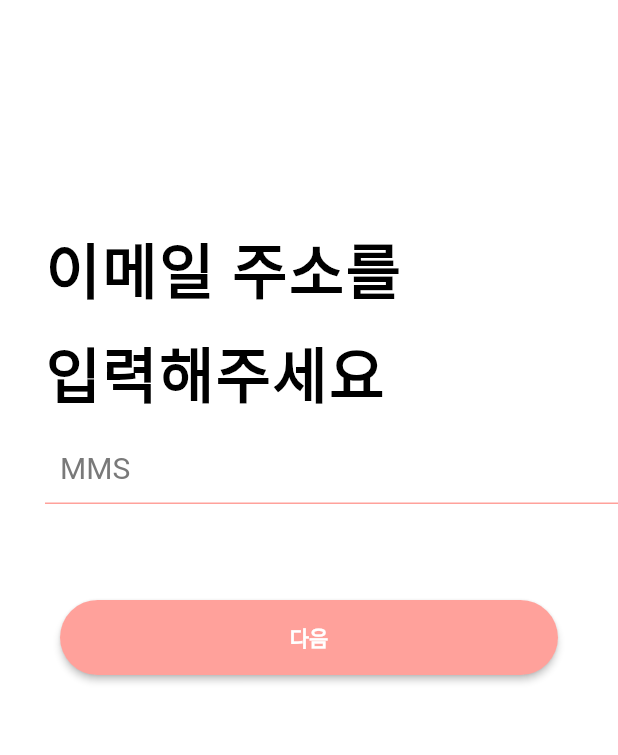
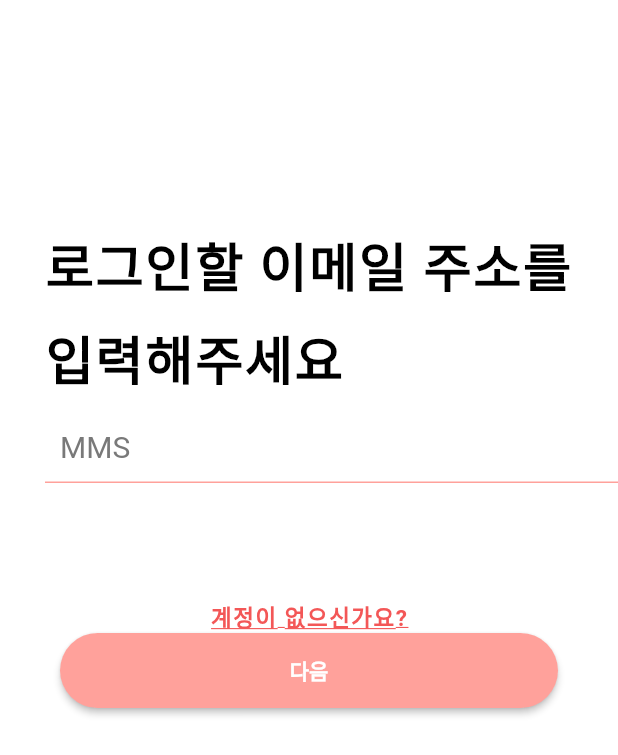
Before and after one commit to yachae1101/project_peach, a Flutter app: the LoginOrRegister screen opened directly, on a phone screen of 412 x 824 dp. Shown: the top 755 px of the screen. Run offline on Flutter 3.47's test engine with Material 2 defaults, Android fonts, the phone set to English and light mode, and no system bars; our stand-ins replace firebase_auth, firebase_core, step_progress_indicator; accounts and stored records are empty.

Commit message:
login_or_register_screen

```diff
--- a/lib/screens/start/login_or_register_screen.dart
+++ b/lib/screens/start/login_or_register_screen.dart
@@ -1,18 +1,51 @@
 import 'package:flutter/material.dart';
-import 'package:project_peach/screens/start/start_screen.dart';
+import 'package:project_peach/screens/start/login/login_page_0.dart';
+import 'package:project_peach/screens/start/register/register_page_1.dart';
+import 'package:project_peach/utils/check_validate.dart';
 import 'package:project_peach/widgets/palette.dart';
 import 'package:project_peach/widgets/custom_login_button.dart';
-import 'package:project_peach/widgets/custom_progress_indicator.dart';
 
 class LoginOrRegister extends StatefulWidget {
-  const LoginOrRegister({Key?key}) : super(key: key);
+  const LoginOrRegister({Key? key}) : super(key: key);
 
   @override
   _LoginOrRegisterState createState() => _LoginOrRegisterState();
 }
 
-class _LoginOrRegisterState extends State<LoginOrRegister>{
+class _LoginOrRegisterState extends State<LoginOrRegister> {
+  final _formKey = GlobalKey<FormState>();
+  bool isSignUpScreen = true;
+  String signUpText = '계정이 없으신가요?';
+  String infoText = '로그인하실 이메일 주소를';
+  String userEmail = '';
 
+  void _tryValidation() {
+    final isValid = _formKey.currentState!.validate();
+    if (isValid) {
+      _formKey.currentState!.save();
+      if(isSignUpScreen){
+        Navigator.push(
+          context,
+          MaterialPageRoute(
+              builder: (context) => EnterPassword(email: userEmail)),
+        );
+      }
+      if(!isSignUpScreen){
+          Navigator.push(
+            context,
+            MaterialPageRoute(
+                builder: (context) =>
+                    MakePassword(email: userEmail)),
+          );
+        }
+      }
+    }
+
+  @override
+  void initState(){
+    super.initState();
+    isSignUpScreen = true;
+  }
   @override
   Widget build(BuildContext context) {
     return Scaffold(
@@ -24,16 +57,16 @@ class _LoginOrRegisterState extends State<LoginOrRegister>{
             right: 0,
             left: 10,
             child: Container(
-              padding: const EdgeInsets.only(top: 90,left: 20),
+              padding: const EdgeInsets.only(top: 90, left: 20),
               child: Column(
                 crossAxisAlignment: CrossAxisAlignment.start,
                 children: [
                   RichText(
-                    text: const TextSpan(
-                      text: '이메일 주소를',
-                      style: TextStyle(
+                    text: TextSpan(
+                      text: isSignUpScreen ? '로그인할 이메일 주소를' : '가입하실 이메일 주소를',
+                      style: const TextStyle(
                         letterSpacing: 1.0,
-                        fontSize:40,
+                        fontSize: 35,
                         color: Colors.black,
                         fontWeight: FontWeight.bold,
                       ),
@@ -46,7 +79,7 @@ class _LoginOrRegisterState extends State<LoginOrRegister>{
                     '입력해주세요',
                     style: TextStyle(
                       letterSpacing: 1.0,
-                      fontSize:40,
+                      fontSize: 35,
                       color: Colors.black,
                       fontWeight: FontWeight.bold,
                     ),
@@ -55,30 +88,34 @@ class _LoginOrRegisterState extends State<LoginOrRegister>{
                     height: 10.0,
                   ),
                   Form(
+                    key: _formKey,
                     child: Column(
                       children: [
                         TextFormField(
-                          validator: (value){
-                            if(value!.isEmpty || value!.contains('@')){
-                              return 'please enter a valid email address.';
-                            }
-                            return null;
+                          validator: (value) {
+                            return CheckValidate().validateEmail(value!);
+                          },
+                          onSaved: (value) {
+                            userEmail = value!;
+                          },
+                          onChanged: (value) {
+                            userEmail = value!;
                           },
                           decoration: const InputDecoration(
                               enabledBorder: UnderlineInputBorder(
-                              borderSide: BorderSide(color: Palette.peachColor),
+                                borderSide:
+                                    BorderSide(color: Palette.peachColor),
                               ),
                               focusedBorder: UnderlineInputBorder(
                                 borderSide:
                                     BorderSide(color: Palette.peachColor),
                               ),
-                            hintText:'MMS',
+                              hintText: 'MMS',
                               hintStyle: TextStyle(
                                 fontSize: 20,
                                 color: Palette.textColor,
                               ),
-                            contentPadding: EdgeInsets.all(10)
-                          ),
+                              contentPadding: EdgeInsets.all(10)),
                         )
                       ],
                     ),
@@ -91,18 +128,40 @@ class _LoginOrRegisterState extends State<LoginOrRegister>{
             top: 400,
             right: 0,
             left: 0,
-            child: CustomLoginButton(
+            child: Column(
+              children: [
+                GestureDetector(
+                  onTap: () {
+                    print('xasdsd');
+                    setState(() {
+                      isSignUpScreen = !isSignUpScreen;
+                    });
+                  },
+                  child: RichText(
+                    text: TextSpan(
+                      text: isSignUpScreen ? '계정이 없으신가요?' : '로그인 화면으로 이동하시겠습니까?',
+                      style: const TextStyle(
+                        letterSpacing: 1.0,
+                        fontSize: 15,
+                        color: Palette.red,
+                        fontWeight: FontWeight.bold,
+                        decoration: TextDecoration.underline,
+                        decorationColor: Palette.red,
+                        decorationStyle: TextDecorationStyle.solid,
+                      ),
+                    ),
+                  ),
+                ),
+                CustomLoginButton(
                   text: '다음',
                   backgroundColor: Palette.peachColor,
-              onPressed: (){
-                print('next button clicked!');
-                Navigator.push(
-                  context,
-                  MaterialPageRoute(builder: (context) =>StartPage()),
-                );
+                  onPressed: () {
+                    _tryValidation();
                   },
                 ),
-          )
+              ],
+            ),
+          ),
         ],
       ),
     );
```
Lines whose indentation alone changed are shown as unchanged.
